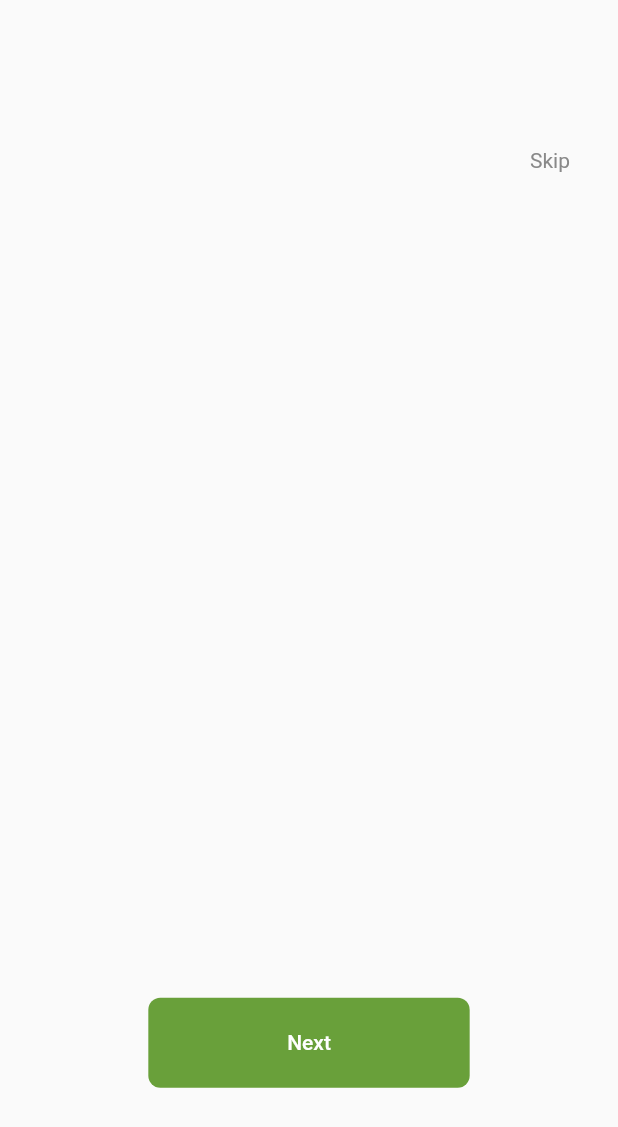
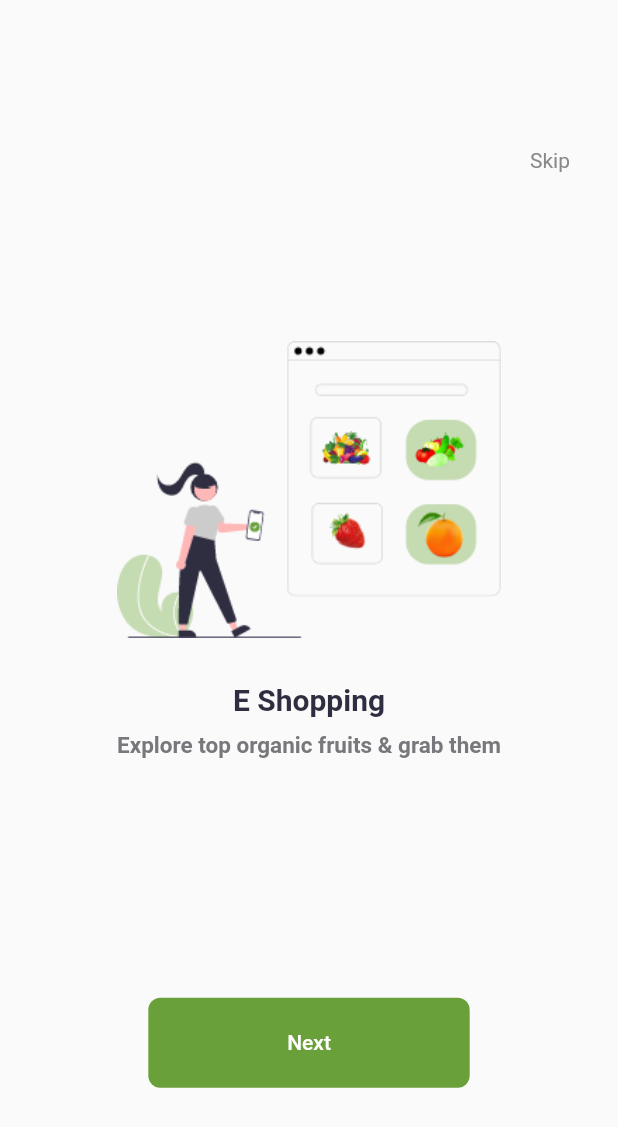
Before and after one commit to Meta-c/Ecommerce, a Flutter app: the screen it shows after launch, on a phone screen of 412 x 824 dp. Shown: the top 1127 px of the screen. Run offline on Flutter 3.47's test engine with Material 2 defaults, Android fonts, the phone set to English and light mode, and no system bars; our stand-ins replace device_preview, get; Roboto replaces fonts that are missing (Poppins).

Commit message:
finished page view

```diff
--- /dev/null
+++ b/ecommerce/lib/core/widgets/space_widget.dart
@@ -0,0 +1,26 @@
+import 'package:ecommerce/core/utils/size_config.dart';
+import 'package:flutter/cupertino.dart';
+
+class HorizontalSpace extends StatelessWidget {
+  const HorizontalSpace({super.key, this.value});
+
+  final double? value;
+  @override
+  Widget build(BuildContext context) {
+    return SizedBox(
+      width: SizeConfig.defaultSize! * value!,
+    );
+  }
+}
+
+class VerticalSpace extends StatelessWidget {
+  const VerticalSpace({super.key, this.value});
+
+  final double? value;
+  @override
+  Widget build(BuildContext context) {
+    return SizedBox(
+      height: SizeConfig.defaultSize! * value!,
+    );
+  }
+}
--- /dev/null
+++ b/ecommerce/lib/features/on Boarding/presentation/widgets/custom_page_view.dart
@@ -0,0 +1,29 @@
+import 'package:ecommerce/features/on%20Boarding/presentation/widgets/page_view_item.dart';
+import 'package:flutter/material.dart';
+
+class CustomPageView extends StatelessWidget {
+  const CustomPageView({super.key});
+
+  @override
+  Widget build(BuildContext context) {
+    return PageView(
+      children: const [
+        PageViewItem(
+          title: 'E Shopping',
+          subTitle: 'Explore top organic fruits & grab them',
+          image: 'assets/images/onboarding1.png',
+        ),
+        PageViewItem(
+          title: 'Delivery on the way',
+          subTitle: 'Get your order by speed delivery',
+          image: 'assets/images/onboarding2.png',
+        ),
+        PageViewItem(
+          title: 'Delivery Arrived',
+          subTitle: 'Order is arrived at your Place',
+          image: 'assets/images/onboarding3.png',
+        ),
+      ],
+    );
+  }
+}
--- a/ecommerce/lib/features/on Boarding/presentation/widgets/on_boarding_body.dart
+++ b/ecommerce/lib/features/on Boarding/presentation/widgets/on_boarding_body.dart
@@ -1,4 +1,5 @@
 import 'package:ecommerce/core/utils/size_config.dart';
+import 'package:ecommerce/features/on%20Boarding/presentation/widgets/custom_page_view.dart';
 import 'package:flutter/cupertino.dart';
 import 'package:ecommerce/core/widgets/custom_button.dart';
 
@@ -9,6 +10,7 @@ class OnBoardingViewBody extends StatelessWidget {
   Widget build(BuildContext context) {
     return Stack(
       children: [
+        const CustomPageView(),
         Positioned(
           top: SizeConfig.defaultSize! * 10,
           right: 32,
--- /dev/null
+++ b/ecommerce/lib/features/on Boarding/presentation/widgets/page_view_item.dart
@@ -0,0 +1,45 @@
+import 'package:ecommerce/core/utils/size_config.dart';
+import 'package:ecommerce/core/widgets/space_widget.dart';
+import 'package:flutter/cupertino.dart';
+import 'package:flutter/material.dart';
+
+class PageViewItem extends StatelessWidget {
+  const PageViewItem({super.key, this.title, this.subTitle, this.image});
+  final String? title;
+  final String? subTitle;
+  final String? image;
+  @override
+  Widget build(BuildContext context) {
+    return Column(
+      children: [
+        const VerticalSpace(
+          value: 23,
+        ),
+        SizedBox(
+            height: SizeConfig.defaultSize! * 20, child: Image.asset(image!)),
+        const VerticalSpace(value: 3),
+        Text(
+          title!,
+          style: const TextStyle(
+            fontSize: 20,
+            color: Color(0xff2f2e41),
+            fontWeight: FontWeight.w600,
+          ),
+          textAlign: TextAlign.left,
+        ),
+        const VerticalSpace(
+          value: 1,
+        ),
+        Text(
+          subTitle!,
+          style: const TextStyle(
+            fontSize: 15,
+            fontWeight: FontWeight.bold,
+            color: Color(0xff78787c),
+          ),
+          textAlign: TextAlign.left,
+        )
+      ],
+    );
+  }
+}
--- a/ecommerce/pubspec.yaml
+++ b/ecommerce/pubspec.yaml
@@ -31,6 +31,7 @@ environment:
 dependencies:
   cupertino_icons: ^1.0.2
   device_preview: ^1.1.0
+  dots_indicator: ^2.1.0
   flutter:
     sdk: flutter
   get: ^4.6.5
```
Also changed, not shown: ecommerce/assets/images/onboarding1.png (added), ecommerce/assets/images/onboarding2.png (added), ecommerce/assets/images/onboarding3.png (added), ecommerce/pubspec.lock.
